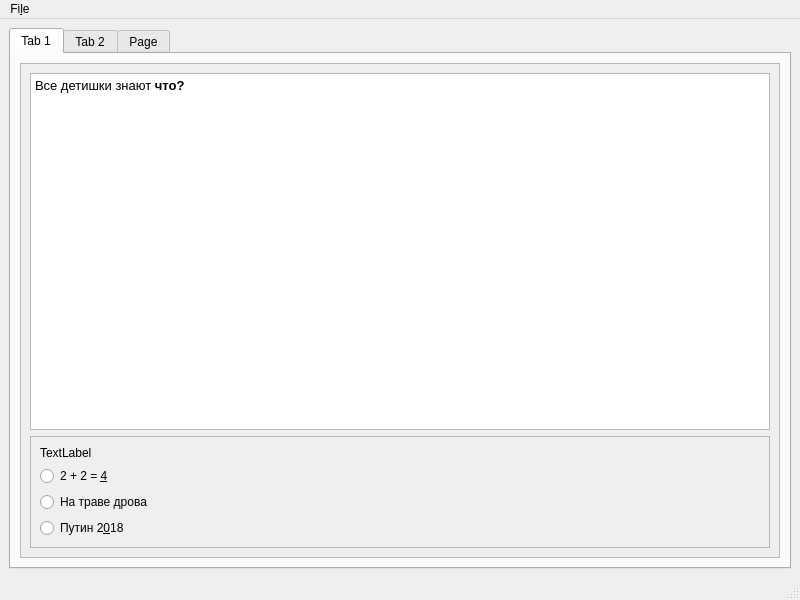
The window that PyQTT/Fist_self_text_program/self_test_programGui.ui (erfaenda/PiuPiu) describes before a commit, drawn with Qt 5.
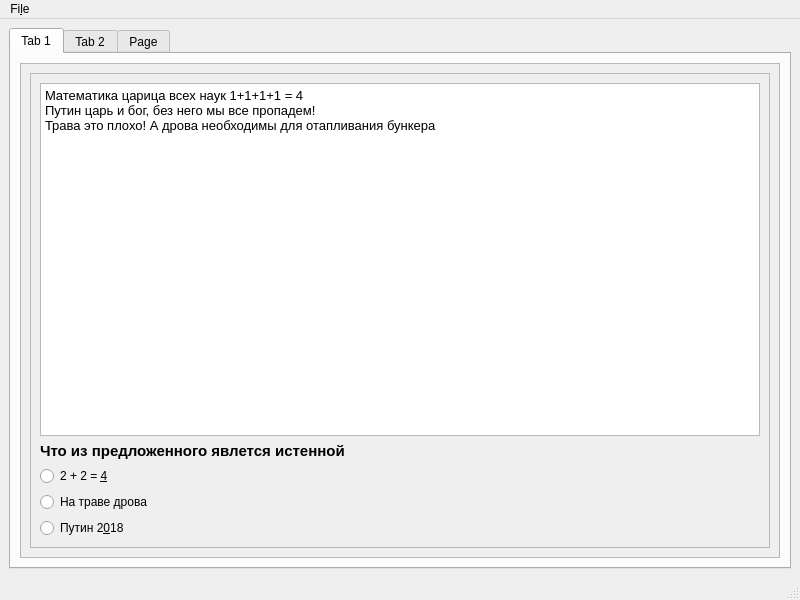
The same window after the commit. The open tabs and pages were chosen to show the change.

Diff of the .ui file:
```diff
--- a/PyQTT/Fist_self_text_program/self_test_programGui.ui
+++ b/PyQTT/Fist_self_text_program/self_test_programGui.ui
@@ -40,17 +40,6 @@
             </rect>
            </property>
            <layout class="QVBoxLayout" name="verticalLayout_3">
-            <item>
-             <widget class="QTextEdit" name="textEdit">
-              <property name="html">
-               <string>&lt;!DOCTYPE HTML PUBLIC &quot;-//W3C//DTD HTML 4.0//EN&quot; &quot;http://www.w3.org/TR/REC-html40/strict.dtd&quot;&gt;
-&lt;html&gt;&lt;head&gt;&lt;meta name=&quot;qrichtext&quot; content=&quot;1&quot; /&gt;&lt;style type=&quot;text/css&quot;&gt;
-p, li { white-space: pre-wrap; }
-&lt;/style&gt;&lt;/head&gt;&lt;body style=&quot; font-family:'Noto Sans'; font-size:10pt; font-weight:400; font-style:normal;&quot;&gt;
-&lt;p style=&quot; margin-top:0px; margin-bottom:0px; margin-left:0px; margin-right:0px; -qt-block-indent:0; text-indent:0px;&quot;&gt;Все детишки знают &lt;span style=&quot; font-weight:600;&quot;&gt;что?&lt;/span&gt;&lt;/p&gt;&lt;/body&gt;&lt;/html&gt;</string>
-              </property>
-             </widget>
-            </item>
             <item>
              <widget class="QFrame" name="frame">
               <property name="frameShape">
@@ -60,10 +49,33 @@
                <enum>QFrame::Raised</enum>
               </property>
               <layout class="QVBoxLayout" name="verticalLayout_4">
+               <item>
+                <widget class="QTextEdit" name="textEdit">
+                 <property name="html">
+                  <string>&lt;!DOCTYPE HTML PUBLIC &quot;-//W3C//DTD HTML 4.0//EN&quot; &quot;http://www.w3.org/TR/REC-html40/strict.dtd&quot;&gt;
+&lt;html&gt;&lt;head&gt;&lt;meta name=&quot;qrichtext&quot; content=&quot;1&quot; /&gt;&lt;style type=&quot;text/css&quot;&gt;
+p, li { white-space: pre-wrap; }
+&lt;/style&gt;&lt;/head&gt;&lt;body style=&quot; font-family:'Noto Sans'; font-size:10pt; font-weight:400; font-style:normal;&quot;&gt;
+&lt;p style=&quot; margin-top:0px; margin-bottom:0px; margin-left:0px; margin-right:0px; -qt-block-indent:0; text-indent:0px;&quot;&gt;Математика царица всех наук 1+1+1+1 = 4&lt;/p&gt;
+&lt;p style=&quot; margin-top:0px; margin-bottom:0px; margin-left:0px; margin-right:0px; -qt-block-indent:0; text-indent:0px;&quot;&gt;Путин царь и бог, без него мы все пропадем!&lt;/p&gt;
+&lt;p style=&quot; margin-top:0px; margin-bottom:0px; margin-left:0px; margin-right:0px; -qt-block-indent:0; text-indent:0px;&quot;&gt;Трава это плохо! А дрова необходимы для отапливания бункера&lt;/p&gt;&lt;/body&gt;&lt;/html&gt;</string>
+                 </property>
+                </widget>
+               </item>
                <item>
                 <widget class="QLabel" name="label">
+                 <property name="font">
+                  <font>
+                   <pointsize>11</pointsize>
+                   <weight>75</weight>
+                   <bold>true</bold>
+                  </font>
+                 </property>
+                 <property name="styleSheet">
+                  <string notr="true"/>
+                 </property>
                  <property name="text">
-                  <string>TextLabel</string>
+                  <string>Что из предложенного явлется истенной</string>
                  </property>
                 </widget>
                </item>
```
Left out of the diff: 56 changed lines with no effect on the pictures.
